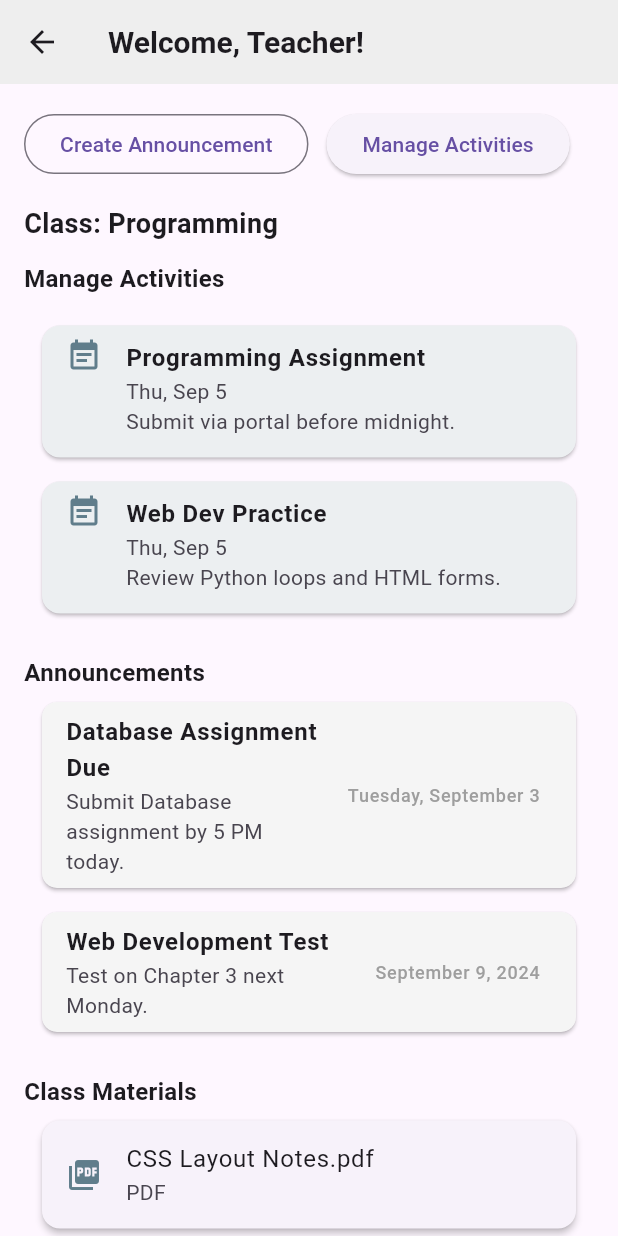
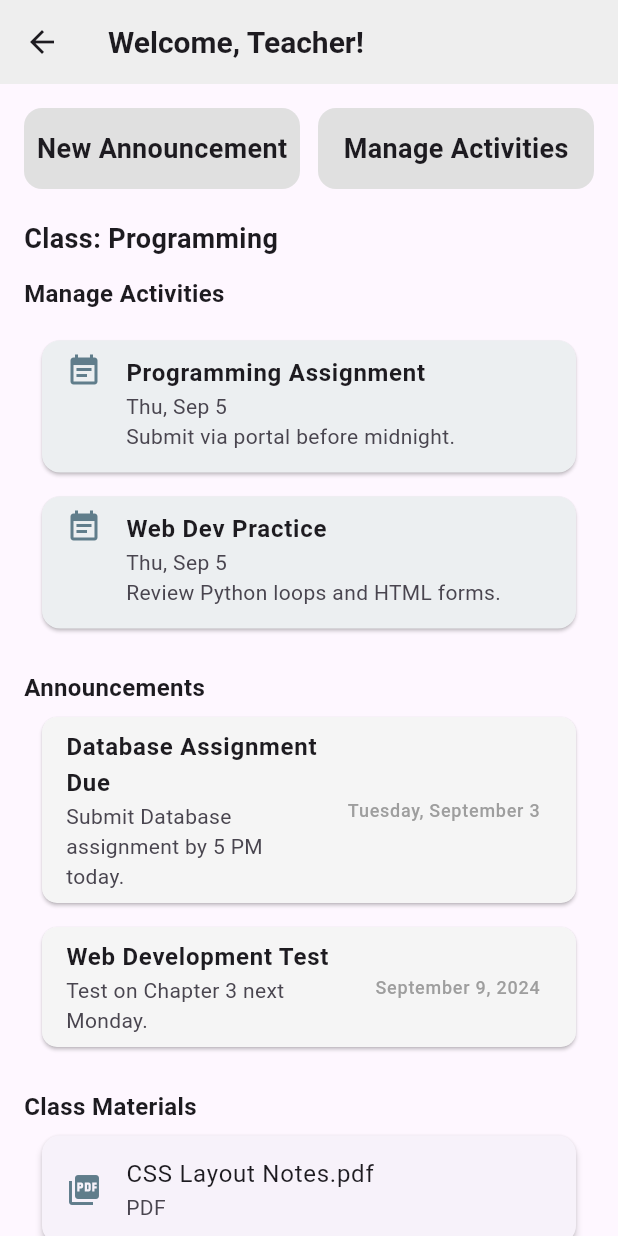
Before and after one commit to AzfarSharifuddin/CScore, a Flutter app: the TeacherDashboard screen opened directly, on a phone screen of 412 x 824 dp. Run offline on Flutter 3.47's test engine with Material 3 defaults, Android fonts, the phone set to English and light mode, and no system bars; our stand-ins replace chewie, cloud_firestore, dio, firebase_auth, firebase_core, open_filex and 1 more; missing offline and left inert: pdfx; accounts and stored records are empty.

Commit message:
update103

```diff
--- a/cscore/lib/DashboardModule/Screens/teacher_dashboard.dart
+++ b/cscore/lib/DashboardModule/Screens/teacher_dashboard.dart
@@ -25,26 +25,59 @@ class TeacherDashboard extends StatelessWidget {
         child: Column(
           crossAxisAlignment: CrossAxisAlignment.start,
           children: [
-            /// --- ADDED BUTTONS HERE ---
+
+            /// --- UPDATED BUTTONS (NOW LOOK LIKE CARDS) ---
             Row(
               children: [
-                OutlinedButton(
-                  onPressed: () {
-                    // TODO: Navigate to Create Announcement Page
-                  },
-                  child: const Text("Create Announcement"),
+                Expanded(
+                  child: GestureDetector(
+                    onTap: () {
+                      // TODO: Navigate to Create Announcement Page
+                    },
+                    child: Container(
+                      padding: const EdgeInsets.symmetric(vertical: 14),
+                      decoration: BoxDecoration(
+                        color: Colors.grey[300],  // Slightly darker
+                        borderRadius: BorderRadius.circular(12),
+                      ),
+                      alignment: Alignment.center,
+                      child: const Text(
+                        "New Announcement",
+                        style: TextStyle(
+                          fontSize: 18,
+                          fontWeight: FontWeight.bold, // Same as "Class: Programming"
+                        ),
+                      ),
+                    ),
+                  ),
                 ),
                 const SizedBox(width: 12),
-                ElevatedButton(
-                  onPressed: () {
-                    // TODO: Navigate to Manage Activities Page
-                  },
-                  child: const Text("Manage Activities"),
+                Expanded(
+                  child: GestureDetector(
+                    onTap: () {
+                      // TODO: Navigate to Manage Activities Page
+                    },
+                    child: Container(
+                      padding: const EdgeInsets.symmetric(vertical: 14),
+                      decoration: BoxDecoration(
+                        color: Colors.grey[300], // Same box color
+                        borderRadius: BorderRadius.circular(12),
+                      ),
+                      alignment: Alignment.center,
+                      child: const Text(
+                        "Manage Activities",
+                        style: TextStyle(
+                          fontSize: 18,
+                          fontWeight: FontWeight.bold, // Same font style
+                        ),
+                      ),
+                    ),
+                  ),
                 ),
               ],
             ),
-            const SizedBox(height: 16),
-            /// ----------------------------
+            const SizedBox(height: 20),
+            /// -------------------------------------------------
 
             const Text(
               'Class: Programming',
@@ -65,7 +98,6 @@ class TeacherDashboard extends StatelessWidget {
               'Announcements',
               style: TextStyle(fontSize: 16, fontWeight: FontWeight.w600),
             ),
-
             ...data.getAnnouncements()
                 .map((a) => AnnouncementCard(announcement: a)),
 
```
